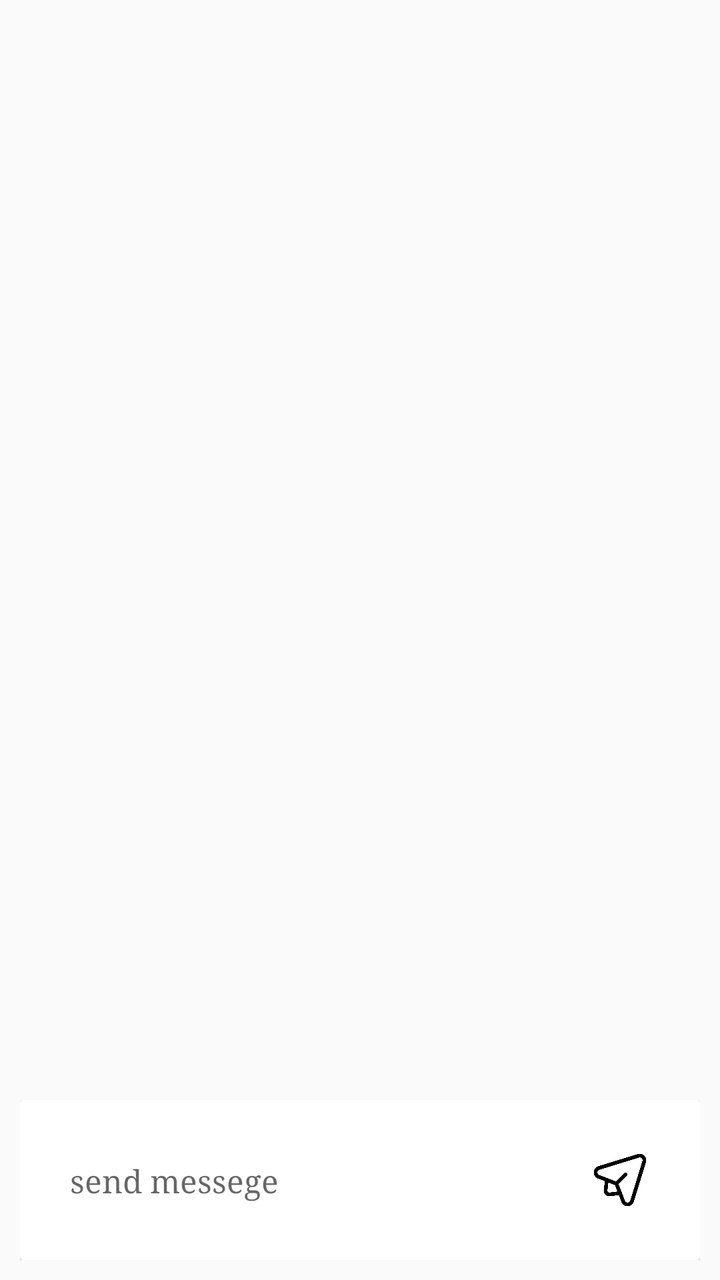
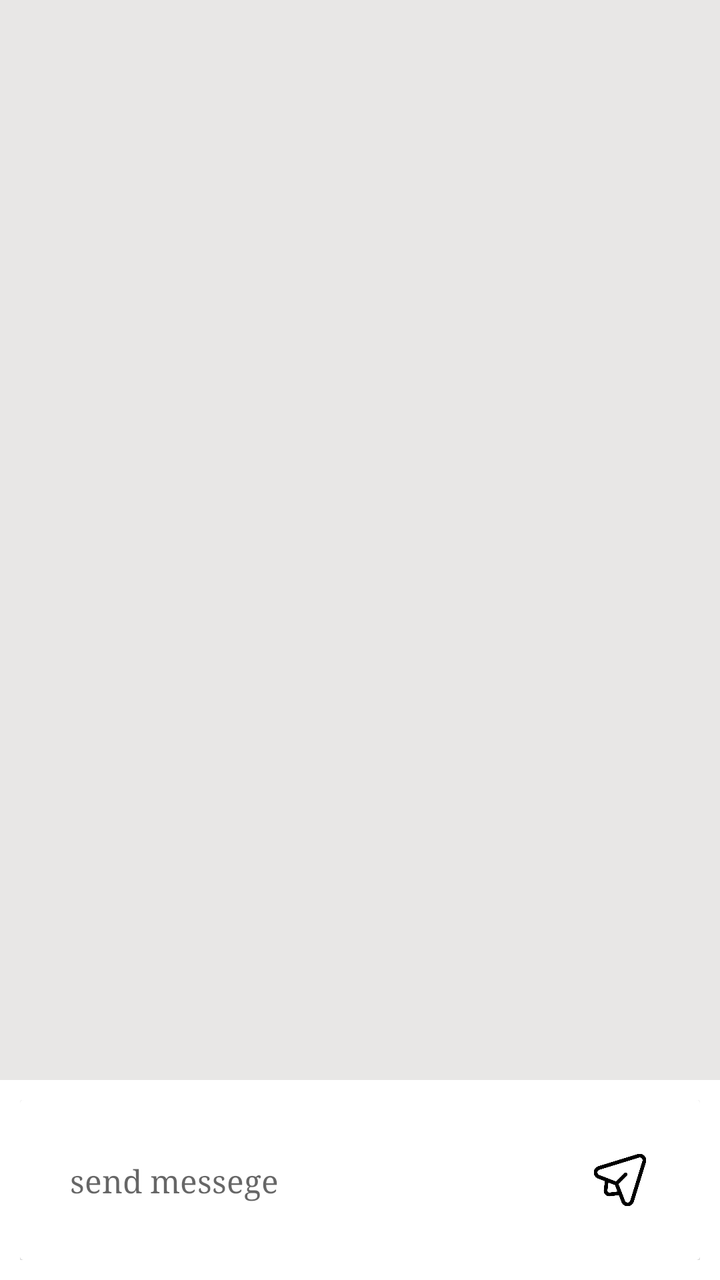

Two renders of the same Android screen: before a commit and after it. Below are the layout's source before the change and the commit's diff.
<!-- AndroidManifest.xml: application theme Theme.LawAdvat -->
<!-- res/layout/activity_chat.xml -->
<?xml version="1.0" encoding="utf-8"?>
<androidx.constraintlayout.widget.ConstraintLayout xmlns:android="http://schemas.android.com/apk/res/android"
    xmlns:app="http://schemas.android.com/apk/res-auto"
    xmlns:tools="http://schemas.android.com/tools"
    android:layout_width="match_parent"
    android:layout_height="match_parent"
    tools:context=".ui.messege.ChatActivity">

    <androidx.recyclerview.widget.RecyclerView
        android:id="@+id/chat_recyclerview"
        android:layout_width="match_parent"
        android:layout_height="wrap_content"
        android:orientation="vertical"

        android:padding="10dp"
        app:layout_constraintEnd_toEndOf="parent"
        app:layout_constraintStart_toStartOf="parent"
        app:layout_constraintTop_toTopOf="parent" />

    <androidx.constraintlayout.widget.ConstraintLayout
        android:id="@+id/constraintLayout1"
        android:layout_width="match_parent"
        android:layout_height="wrap_content"
        android:orientation="horizontal"
        android:padding="10dp"
        app:layout_constraintBottom_toBottomOf="parent"
        app:layout_constraintEnd_toEndOf="parent"
        app:layout_constraintStart_toStartOf="parent">

        <androidx.cardview.widget.CardView
            android:layout_width="match_parent"
            android:layout_height="wrap_content"
            android:padding="10dp"

            app:layout_constraintBottom_toBottomOf="parent"
            app:layout_constraintEnd_toEndOf="parent"
            app:layout_constraintStart_toStartOf="parent"
            app:layout_constraintTop_toTopOf="parent"
            tools:ignore="UnusedAttribute">
    <LinearLayout
    android:layout_width="match_parent"
    android:layout_height="wrap_content"
        android:background="@drawable/custom_round"
        android:padding="10dp">
            <androidx.constraintlayout.widget.ConstraintLayout
                android:id="@+id/constraintLayout"
                android:layout_width="match_parent"
                android:layout_height="wrap_content"
                android:orientation="horizontal"
                android:padding="10dp">

                <EditText
                    android:id="@+id/send_messsage"
                    android:layout_width="0dp"
                    android:layout_height="wrap_content"
                    android:padding="05dp"
                    android:fontFamily="serif"
                    android:background="@drawable/simple_round"
                    android:hint="send messege"
                    android:gravity="top"
                    app:layout_constraintBottom_toBottomOf="parent"
                    app:layout_constraintEnd_toStartOf="@+id/send_message_vector"
                    app:layout_constraintStart_toStartOf="parent"
                    app:layout_constraintTop_toTopOf="parent" />

                <ImageView
                    android:id="@+id/send_message_vector"
                    android:layout_width="40dp"
                    android:layout_height="40dp"
                    android:padding="05dp"
                    app:layout_constraintBottom_toBottomOf="parent"
                    app:layout_constraintEnd_toEndOf="parent"
                    app:layout_constraintTop_toTopOf="parent"
                    app:srcCompat="@drawable/send" />
            </androidx.constraintlayout.widget.ConstraintLayout>
        </LinearLayout>
        </androidx.cardview.widget.CardView>

</androidx.constraintlayout.widget.ConstraintLayout>
</androidx.constraintlayout.widget.ConstraintLayout>
<!-- resources referenced by this layout -->
<resources>
  <!-- drawable custom_round (drawable) -->
  <?xml version="1.0" encoding="utf-8"?>
  <shape xmlns:android="http://schemas.android.com/apk/res/android">
      <stroke android:color="#FFFFFF" android:width="4dp"/>
      <corners android:topLeftRadius="40dp"
          android:topRightRadius="40dp"/>
  </shape>
  <!-- drawable send: png bitmap (drawable, 13305 bytes) -->
  <!-- drawable simple_round (drawable) -->
  <?xml version="1.0" encoding="utf-8"?>
  <shape xmlns:android="http://schemas.android.com/apk/res/android">
      <corners android:topLeftRadius="40dp"/>
  </shape>
  <style name="Theme.LawAdvat" parent="Theme.MaterialComponents.DayNight.DarkActionBar.Bridge">
          
          <item name="colorPrimary">@color/white</item>
          <item name="colorPrimaryVariant">#FFFFFF</item>
          <item name="colorOnPrimary">#009688</item>
          
          <item name="colorSecondary">@color/teal_200</item>
          <item name="colorSecondaryVariant">@color/teal_700</item>
          <item name="colorOnSecondary">#FFFFFF</item>
          
          <item name="android:statusBarColor">#FFFFFF</item>
          
          <item name="titleTextColor">@color/black</item>
          <item name="fontFamily">serif</item>
          <item name="android:textSize">16sp</item>
      </style>
  <color name="white">#FFFFFFFF</color>
  <color name="teal_200">#FF03DAC5</color>
  <color name="teal_700">#FF018786</color>
  <color name="black">#FF000000</color>
</resources>

<!-- the commit's change to res/layout/activity_chat.xml (unified diff, before → after) -->
@@ -4,6 +4,7 @@
     xmlns:tools="http://schemas.android.com/tools"
     android:layout_width="match_parent"
     android:layout_height="match_parent"
+    android:background="#E8E7E6"
     tools:context=".ui.messege.ChatActivity">
 
     <androidx.recyclerview.widget.RecyclerView
@@ -11,7 +12,7 @@
         android:layout_width="match_parent"
         android:layout_height="wrap_content"
         android:orientation="vertical"
-
+        android:background="#E8E7E6"
         android:padding="10dp"
         app:layout_constraintEnd_toEndOf="parent"
         app:layout_constraintStart_toStartOf="parent"
@@ -23,6 +24,7 @@
         android:layout_height="wrap_content"
         android:orientation="horizontal"
         android:padding="10dp"
+        android:background="#FFFFFF"
         app:layout_constraintBottom_toBottomOf="parent"
         app:layout_constraintEnd_toEndOf="parent"
         app:layout_constraintStart_toStartOf="parent">
